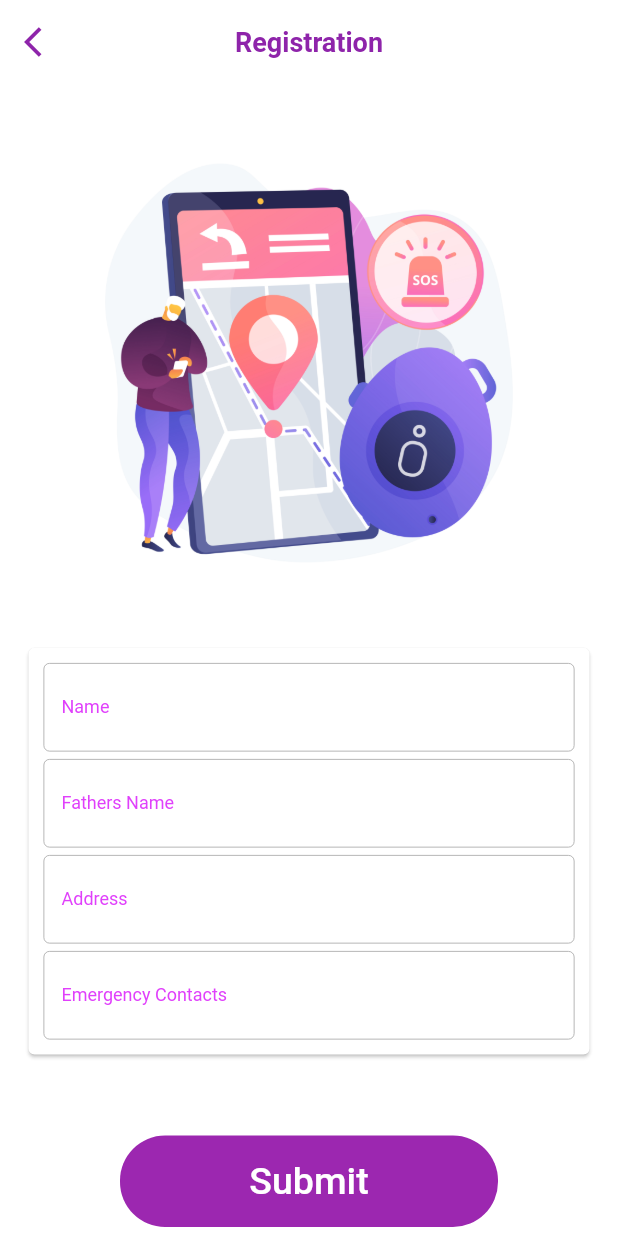
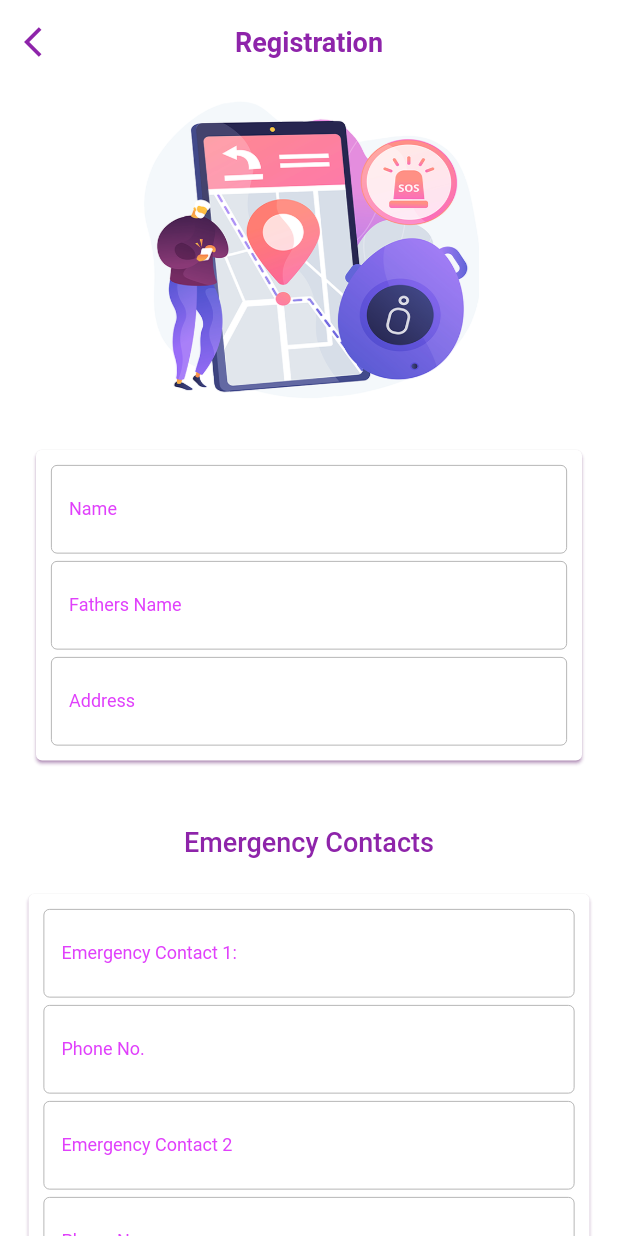
Before and after one commit to coolpepe17/gokullu2, a Flutter app: the screen it shows after launch, after a tap on "Continue", on a phone screen of 412 x 824 dp. Run offline on Flutter 3.47's test engine with Material 2 defaults, Android fonts, the phone set to English and light mode, and no system bars; our stand-ins replace flutter_svg.

Commit message:
registerPageDone

```diff
--- a/lib/screen/home/home_screen.dart
+++ b/lib/screen/home/home_screen.dart
@@ -1,7 +1,7 @@
 import 'package:flutter/material.dart';
 import 'package:gokullu/constant.dart';
 import 'package:gokullu/screen/home/widget/continue_button.dart';
-import 'package:gokullu/screen/home/widget/login_and_register.dart';
+// import 'package:gokullu/screen/home/widget/login_and_register.dart';
 import 'package:gokullu/screen/home/widget/slider_dot.dart';
 
 class HomeScreen extends StatelessWidget {
--- a/lib/screen/register/register_screen.dart
+++ b/lib/screen/register/register_screen.dart
@@ -4,11 +4,13 @@ import 'dart:ui';
 import 'package:flutter/material.dart';
 import 'package:gokullu/constant.dart';
 import 'package:gokullu/screen/home/widget/continue_button.dart';
+import 'package:gokullu/screen/home/widget/slider_dot.dart';
 import 'package:gokullu/screen/register/widget/submit_button.dart';
 //import 'package:flutter_coffee/screen/login/widget/login_button.dart';
 // import 'package:flutter_coffee/screen/login/widget/login_form.dart';
 // import 'package:flutter_coffee/screen/login/widget/welcome_back.dart';
 
+import 'widget/emergency_text.dart';
 import 'widget/register_form.dart';
 import 'widget/welcome_to.dart';
 
@@ -23,6 +25,8 @@ class RegisterScreen extends StatelessWidget {
           children: <Widget>[
             WelcomeTo(),
             RegForm(),
+            EmergencyText(),
+            EmergencyForm(),
             SubmitButton(),
           ],
         ),
--- /dev/null
+++ b/lib/screen/register/widget/emergency_text.dart
@@ -0,0 +1,25 @@
+import 'package:flutter/material.dart';
+import 'package:gokullu/constant.dart';
+
+class EmergencyText extends StatelessWidget {
+  const EmergencyText({
+    Key key,
+  }) : super(key: key);
+
+  @override
+  Widget build(BuildContext context) {
+    return Container(
+      padding: const EdgeInsets.symmetric(horizontal: 30, vertical: 20),
+      child: Center(
+        child: Text(
+          'Emergency Contacts',
+          style: TextStyle(
+            color: mPrimaryTextColor,
+            fontSize: 18,
+            fontWeight: FontWeight.w500,
+          ),
+        ),
+      ),
+    );
+  }
+}
--- a/lib/screen/register/widget/register_form.dart
+++ b/lib/screen/register/widget/register_form.dart
@@ -9,12 +9,11 @@ class RegForm extends StatelessWidget {
   @override
   Widget build(BuildContext context) {
     return Container(
-      padding: const EdgeInsets.symmetric(
-        vertical: 0,
-        horizontal: 15,
-      ),
+      padding: const EdgeInsets.all(20.0),
       child: SingleChildScrollView(
         child: Card(
+          //color: Colors.white70,
+          shadowColor: Colors.purple,
           child: Padding(
             padding: const EdgeInsets.fromLTRB(10, 10, 10, 10),
             child: Column(
@@ -35,43 +34,9 @@ class RegForm extends StatelessWidget {
                 SizedBox(
                   height: 5,
                 ),
-                // InputTextField(
-                //   label: 'Mobile No',
-                //   hint: 'Enter Mobile No.',
-                //   onChange: (value) {},
-                // ),
-                // SizedBox(
-                //   height: 5,
-                // ),
-                // InputTextField(
-                //   label: 'Password',
-                //   hint: 'Enter Password',
-                //   password: true,
-                //   onChange: (value) {},
-                // ),
-                // SizedBox(
-                //   height: 5,
-                // ),
-                // InputTextField(
-                //   label: 'Confirm Password',
-                //   hint: 'Confirm Password',
-                //   password: true,
-                //   onChange: (value) {},
-                // ),
-                // SizedBox(
-                //   height: 5,
-                // ),
                 InputTextField(
                   label: 'Address',
                   hint: 'Enter Address',
-                  onChange: (value) {},
-                ),
-                SizedBox(
-                  height: 5,
-                ),
-                InputTextField(
-                  label: 'Emergency Contacts',
-                  hint: '2 Emergency Contacts Seperated by comma',
                   onChange: (value) {},
                 ),
               ],
@@ -82,3 +47,60 @@ class RegForm extends StatelessWidget {
     );
   }
 }
+
+class EmergencyForm extends StatelessWidget {
+  const EmergencyForm({
+    Key key,
+  }) : super(key: key);
+
+  @override
+  Widget build(BuildContext context) {
+    return Container(
+      padding: const EdgeInsets.symmetric(
+        vertical: 0,
+        horizontal: 15,
+      ),
+      child: SingleChildScrollView(
+        child: Card(
+          shadowColor: Colors.purple,
+          child: Padding(
+            padding: const EdgeInsets.fromLTRB(10, 10, 10, 10),
+            child: Column(
+              children: <Widget>[
+                InputTextField(
+                  label: 'Emergency Contact 1:',
+                  hint: 'Enter Name',
+                  onChange: (value) {},
+                ),
+                SizedBox(
+                  height: 5,
+                ),
+                InputTextField(
+                  label: 'Phone No.',
+                  hint: 'Enter Mobile/Landline',
+                  onChange: (value) {},
+                ),
+                SizedBox(
+                  height: 5,
+                ),
+                InputTextField(
+                  label: 'Emergency Contact 2',
+                  hint: 'Enter Name',
+                  onChange: (value) {},
+                ),
+                SizedBox(
+                  height: 5,
+                ),
+                InputTextField(
+                  label: 'Phone No.',
+                  hint: 'Enter Mobile/Landline',
+                  onChange: (value) {},
+                ),
+              ],
+            ),
+          ),
+        ),
+      ),
+    );
+  }
+}
--- a/lib/screen/register/widget/submit_button.dart
+++ b/lib/screen/register/widget/submit_button.dart
@@ -11,7 +11,7 @@ class SubmitButton extends StatelessWidget {
   @override
   Widget build(BuildContext context) {
     return Container(
-      padding: const EdgeInsets.fromLTRB(80, 50, 50, 10),
+      padding: const EdgeInsets.fromLTRB(80, 20, 50, 10),
       child: Row(
         mainAxisAlignment: MainAxisAlignment.center,
         children: <Widget>[
--- a/lib/screen/register/widget/welcome_to.dart
+++ b/lib/screen/register/widget/welcome_to.dart
@@ -14,7 +14,8 @@ class WelcomeTo extends StatelessWidget {
         child: ClipRRect(
             borderRadius: BorderRadius.circular(15.0),
             child: Image.asset(
-              'assets/images/register.jpg',
+              'assets/images/reg.png',
+              height: 200,
             )),
       ),
     );
```
Also changed, not shown: assets/images/reg.jpg (added), assets/images/reg.png (added), assets/images/register.jpg (deleted).
